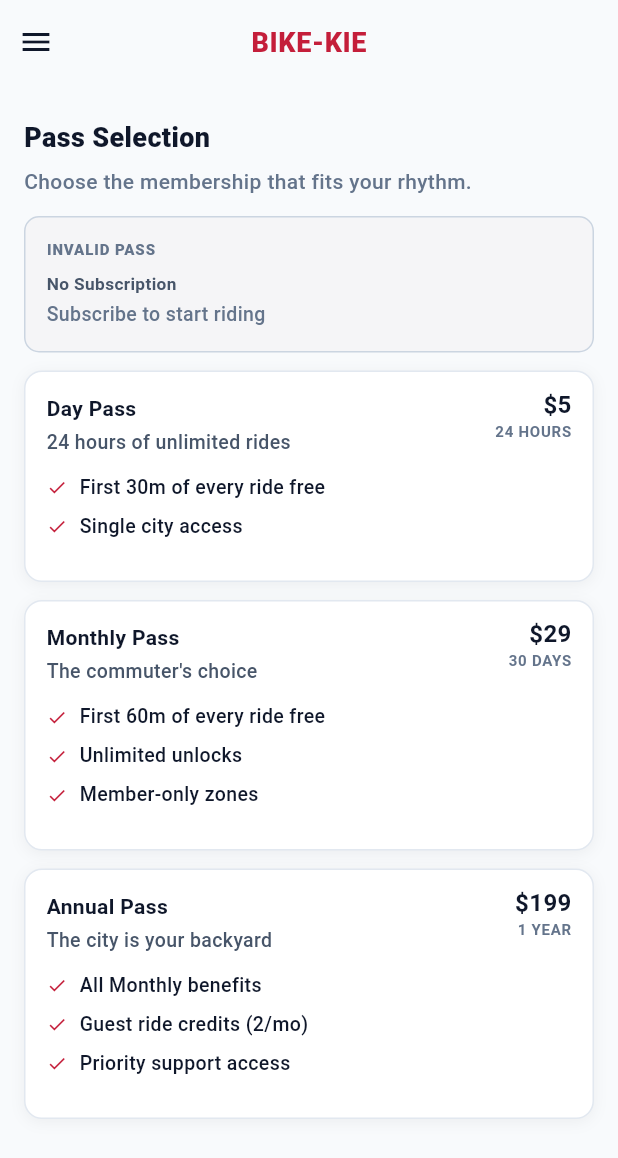
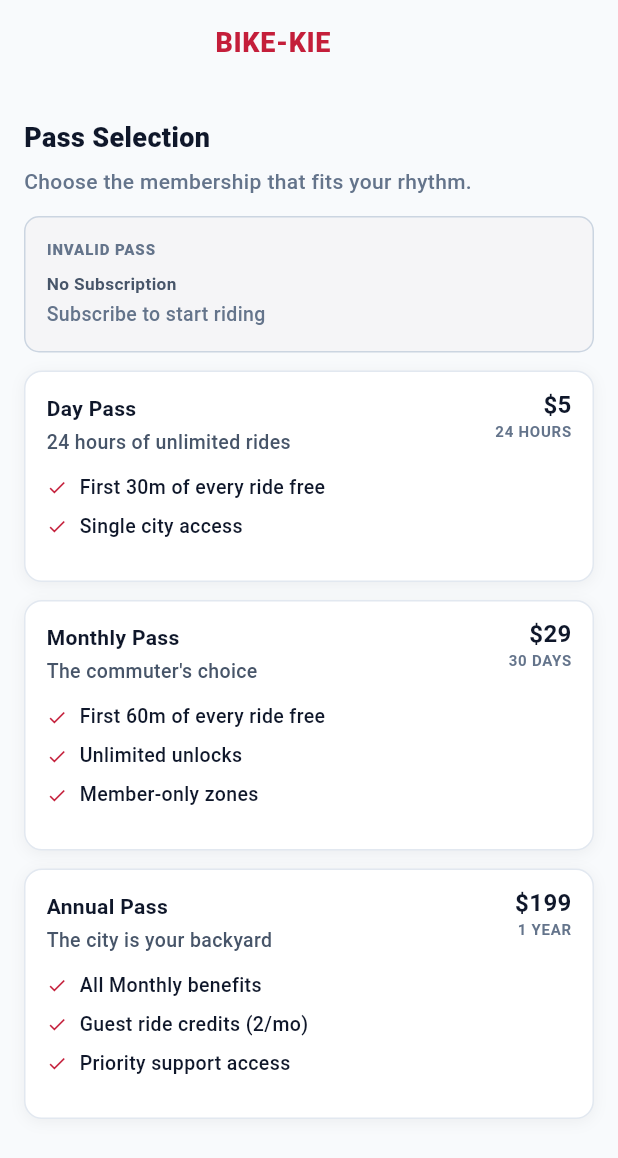
Before and after one commit to ChhunSivHeng/BIKE--KIE, a Flutter app: the PassContent screen opened directly, on a phone screen of 412 x 824 dp. Shown: the top 1158 px of the screen. Run offline on Flutter 3.47's test engine with Material 3 defaults, Android fonts, the phone set to English and light mode, and no system bars; our stand-ins replace flutter_map, latlong2; network calls fail.

Commit message:
minor changes

```diff
--- a/lib/ui/widgets/navigation/app_header.dart
+++ b/lib/ui/widgets/navigation/app_header.dart
@@ -2,9 +2,8 @@ import 'package:flutter/material.dart';
 import '../../../utils/app_theme.dart';
 
 class AppHeader extends StatelessWidget {
-  const AppHeader({super.key, this.onMenuTap, this.title = 'BIKE-KIE'});
+  const AppHeader({super.key, this.title = 'BIKE-KIE'});
 
-  final VoidCallback? onMenuTap;
   final String title;
 
   static const double height = 56;
@@ -17,11 +16,6 @@ class AppHeader extends StatelessWidget {
         height: height,
         child: Row(
           children: [
-            IconButton(
-              onPressed: onMenuTap,
-              icon: const Icon(Icons.menu, color: AppColors.black),
-              tooltip: 'Menu',
-            ),
             Expanded(
               child: Center(
                 child: Text(
```
Also changed, not shown: lib/ui/screens/map_screen/widgets/map_content.dart (+1 -8 lines), lib/ui/screens/map_screen/widgets/station_marker.dart (+2 -6 lines).
